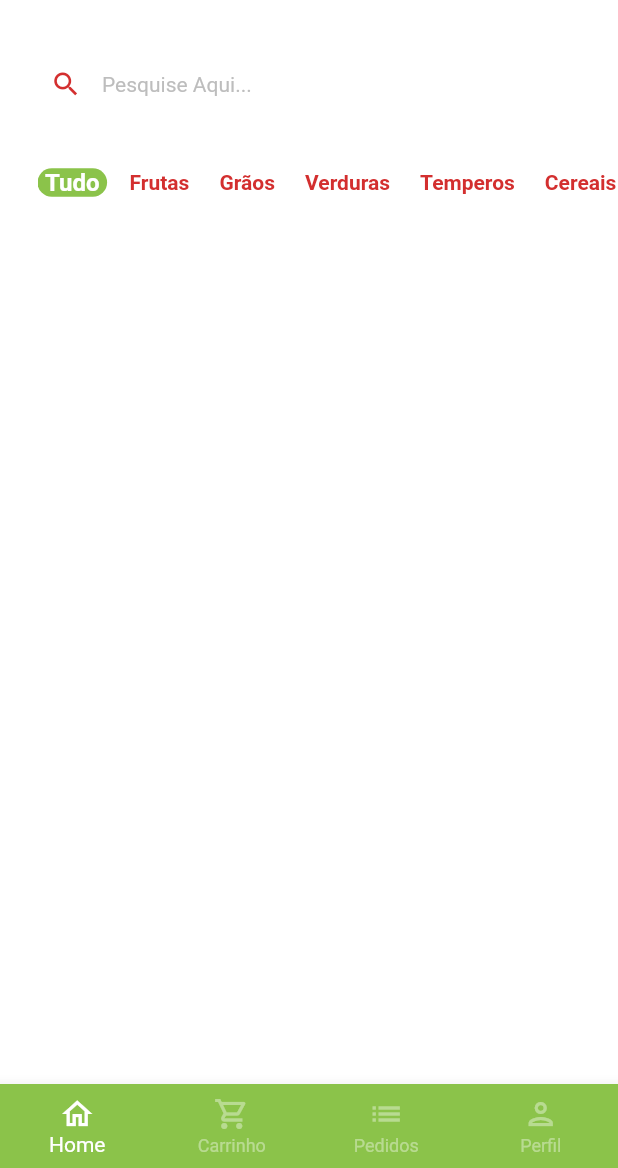
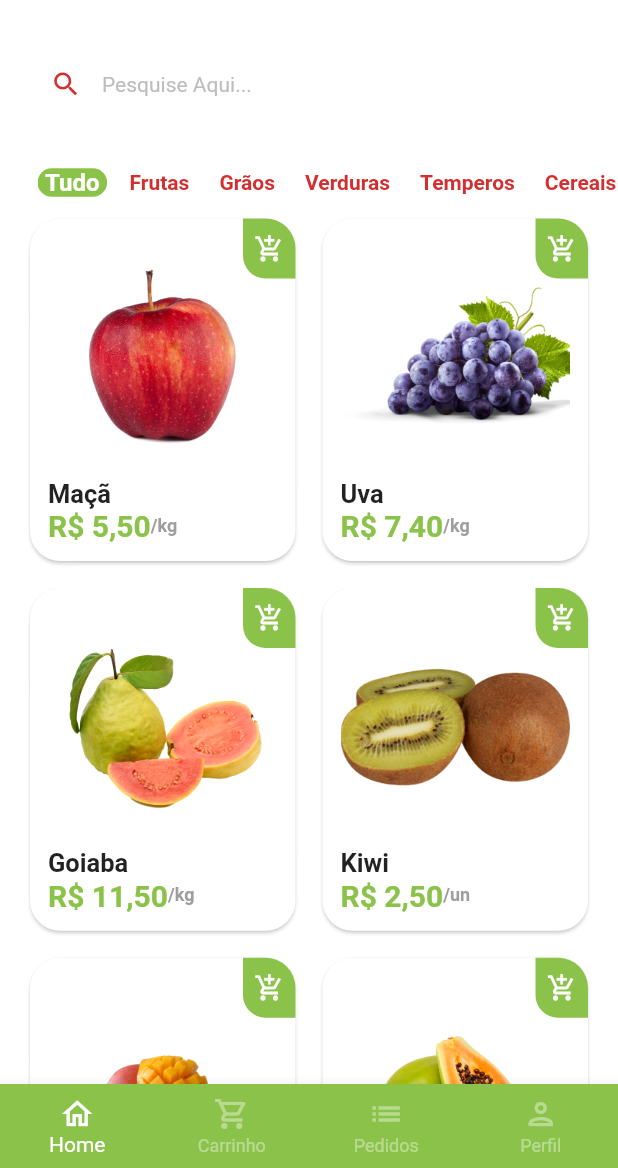
Before and after one commit to tiagodnzz/greengrocer, a Flutter app: the BaseScreen screen opened directly, on a phone screen of 412 x 824 dp, the part 68-1236 px from its top. Run offline on Flutter 3.47's test engine with Material 2 defaults, Android fonts, the phone set to English and light mode, and no system bars; our stand-ins replace animated_text_kit, mask_text_input_formatter.

Commit message:
Inserindo cards de items na home

```diff
--- a/lib/src/config/app_data.dart
+++ b/lib/src/config/app_data.dart
@@ -1,4 +1,6 @@
 import 'package:greengrocer/src/models/item_model.dart';
+
+// Model Produtos
 
 ItemModel apple = ItemModel(
   imgUrl: 'assets/fruits/apple.png',
@@ -54,6 +56,8 @@ ItemModel papaya = ItemModel(
       'O melhor mamão da região e que conta com o melhor preço de qualquer quitanda. Este item conta com vitaminas essenciais para o fortalecimento corporal, resultando em uma vida saudável.',
 );
 
+// Mocks
+
 // Lista de produtos
 List<ItemModel> items = [
   apple,
@@ -63,3 +67,13 @@ List<ItemModel> items = [
   mango,
   papaya,
 ];
+
+//Filtros
+  List<String> categories = [
+    'Tudo',
+    'Frutas',
+    'Grãos',
+    'Verduras',
+    'Temperos',
+    'Cereais'
+  ];
--- a/lib/src/pages/base/base_screen.dart
+++ b/lib/src/pages/base/base_screen.dart
@@ -20,7 +20,7 @@ class _BaseScreenState extends State<BaseScreen> {
         physics: const NeverScrollableScrollPhysics(),
         controller: pageController,
         children: [
-          HomeTab(),
+          const HomeTab(),
           Container(
             color: Colors.green,
           ),
--- /dev/null
+++ b/lib/src/pages/home/components/item_tile.dart
@@ -0,0 +1,100 @@
+import 'package:flutter/material.dart';
+import 'package:greengrocer/src/config/custom_colors.dart';
+import 'package:greengrocer/src/models/item_model.dart';
+import 'package:greengrocer/src/services/utils_services.dart';
+
+class ItemTile extends StatelessWidget {
+  final ItemModel item;
+
+  ItemTile({
+    super.key,
+    required this.item,
+  });
+
+  final UtilsServices utilsServices = UtilsServices();
+
+  @override
+  Widget build(BuildContext context) {
+    return Stack(
+      children: [
+        Card(
+          elevation: 1,
+          shadowColor: Colors.grey.shade300,
+          shape: RoundedRectangleBorder(
+            borderRadius: BorderRadius.circular(20),
+          ),
+          child: Padding(
+            padding: const EdgeInsets.all(12),
+            child: Column(
+              crossAxisAlignment: CrossAxisAlignment.stretch,
+              children: [
+                //img
+                Expanded(
+                  child: Image.asset(
+                    item.imgUrl,
+                  ),
+                ),
+
+                //name
+                Text(
+                  item.itemName,
+                  style: const TextStyle(
+                    fontSize: 17,
+                    fontWeight: FontWeight.bold,
+                  ),
+                ),
+
+                //price - uni
+                Row(
+                  children: [
+                    Text(
+                      utilsServices.priceToCurrency(item.price),
+                      style: TextStyle(
+                        fontSize: 20,
+                        fontWeight: FontWeight.bold,
+                        color: CustomColors.customSwatchColor,
+                      ),
+                    ),
+                    Text(
+                      '/${item.unit}',
+                      style: TextStyle(
+                        color: Colors.grey.shade500,
+                        fontWeight: FontWeight.bold,
+                        fontSize: 12,
+                      ),
+                    ),
+                  ],
+                )
+              ],
+            ),
+          ),
+        ),
+        Positioned(
+          top: 4,
+          right: 4,
+          child: GestureDetector(
+            onTap: (){
+
+            },
+            child: Container(
+              height: 40,
+              width: 35,
+              decoration: BoxDecoration(
+                color: CustomColors.customSwatchColor,
+                borderRadius: const BorderRadius.only(
+                  bottomLeft: Radius.circular(15),
+                  topRight: Radius.circular(20)
+                )
+              ),
+              child: const Icon(
+                Icons.add_shopping_cart_outlined,
+                color: Colors.white,
+                size: 20,
+              ),
+            ),
+          ),
+        )
+      ],
+    );
+  }
+}
--- a/lib/src/pages/home/home_tab.dart
+++ b/lib/src/pages/home/home_tab.dart
@@ -1,7 +1,8 @@
 import 'package:flutter/material.dart';
 import 'package:greengrocer/src/config/custom_colors.dart';
-
+import 'package:greengrocer/src/pages/home/components/item_tile.dart';
 import 'components/category_tile.dart';
+import 'package:greengrocer/src/config/app_data.dart' as appData;
 
 class HomeTab extends StatefulWidget {
   const HomeTab({super.key});
@@ -11,17 +12,6 @@ class HomeTab extends StatefulWidget {
 }
 
 class _HomeTabState extends State<HomeTab> {
-
-  //Mock categorias
-  List<String> categories = [
-    'Tudo',
-    'Frutas',
-    'Grãos',
-    'Verduras',
-    'Temperos',
-    'Cereais'
-  ];
-
   String selectedCategory = 'Tudo';
 
   @override
@@ -114,7 +104,7 @@ class _HomeTabState extends State<HomeTab> {
             ),
           ),
 
-          //Categorias
+          //Categories
           Container(
             padding: const EdgeInsets.only(
               left: 25,
@@ -126,17 +116,37 @@ class _HomeTabState extends State<HomeTab> {
                 return CategoryTile(
                   onPressed: () {
                     setState(() {
-                      selectedCategory = categories[index];
+                      selectedCategory = appData.categories[index];
                     });
                   },
-                  category: categories[index],
-                  isSelected: categories[index] == selectedCategory,
+                  category: appData.categories[index],
+                  isSelected: appData.categories[index] == selectedCategory,
                 );
               },
               separatorBuilder: (_, index) => const SizedBox(
                 width: 10,
               ),
-              itemCount: categories.length,
+              itemCount: appData.categories.length,
+            ),
+          ),
+
+          //Grid
+          Expanded(
+            child: GridView.builder(
+              padding: const EdgeInsets.fromLTRB(16, 0, 16, 16),
+              physics: const BouncingScrollPhysics(),
+              gridDelegate: const SliverGridDelegateWithFixedCrossAxisCount(
+                crossAxisCount: 2,
+                mainAxisSpacing: 10,
+                crossAxisSpacing: 10,
+                childAspectRatio: 9 / 11.5,
+              ),
+              itemCount: appData.items.length,
+              itemBuilder: (_, index) {
+                return ItemTile(
+                  item: appData.items[index],
+                );
+              },
             ),
           )
         ],
--- /dev/null
+++ b/lib/src/services/utils_services.dart
@@ -0,0 +1,12 @@
+import 'package:intl/intl.dart';
+
+class UtilsServices {
+
+  //convert price
+  String priceToCurrency(double price) {
+    NumberFormat numberFormat = NumberFormat.simpleCurrency(locale: 'pt_BR');
+
+    return numberFormat.format(price);
+  }
+
+}
--- a/pubspec.yaml
+++ b/pubspec.yaml
@@ -38,6 +38,7 @@ dependencies:
   animated_text_kit: ^4.2.2
   mask_text_input_formatter: ^2.7.0
   badges: ^3.1.2
+  intl: ^0.19.0
 
 dev_dependencies:
   flutter_test:
```
Also changed, not shown: pubspec.lock.
